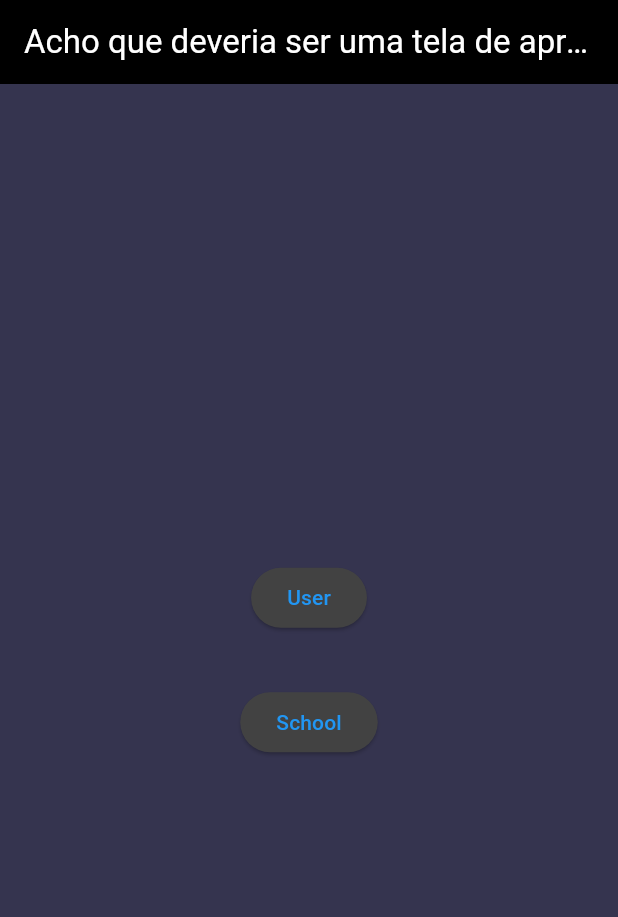
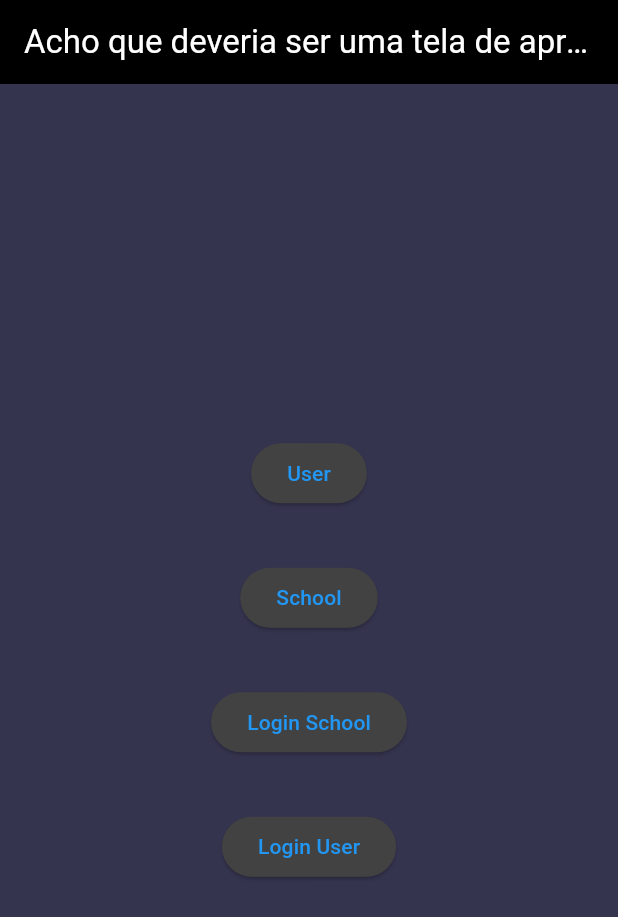
Before and after one commit to JacksonECO/tfg_school_front, a Flutter app: the screen it shows after launch, on a phone screen of 412 x 824 dp. Shown: the top 917 px of the screen. Run offline on Flutter 3.47's test engine with Material 2 defaults, Android fonts, the light colour scheme and no system bars; our stand-ins replace dio, flutter_mobx, flutter_modular, google_fonts, image_picker, mobx; missing offline and left inert: dson_adapter, validatorless; generated files the repository leaves out were written again.

Commit message:
Design da tela de login

```diff
--- a/lib/src/components/custom_page.dart
+++ b/lib/src/components/custom_page.dart
@@ -19,7 +19,7 @@ class CustomPage extends StatelessWidget {
   @override
   Widget build(BuildContext context) {
     return Scaffold(
-      appBar: HeaderWidget(),
+      appBar: appBar ?? HeaderWidget(),
       body: CustomScrollView(
         slivers: [
           if (body != null) ...[
--- a/lib/src/core/helpers/custom_exception.dart
+++ b/lib/src/core/helpers/custom_exception.dart
@@ -1,15 +1,16 @@
 import 'dart:developer';
 
 class CustomException implements Exception {
-  final String message;
+  late final String message;
   final Object? error;
   final StackTrace? stackTrace;
 
   CustomException({
-    this.message = 'Aconteceu um erro inesperado, tente novamente mais tarde!',
+    String? message,
     this.error,
     this.stackTrace,
   }) {
+    this.message = message ?? 'Aconteceu um erro inesperado, tente novamente mais tarde!';
     log('$runtimeType => $message', error: error, stackTrace: stackTrace);
   }
 
--- /dev/null
+++ b/lib/src/module/home/controller/login_controller.dart
@@ -0,0 +1,56 @@
+import 'package:flutter/material.dart';
+import 'package:flutter_modular/flutter_modular.dart';
+import 'package:tfg_front/src/components/modal_alert.dart';
+import 'package:tfg_front/src/core/helpers/custom_exception.dart';
+import 'package:tfg_front/src/module/home/home_module.dart';
+import 'package:tfg_front/src/module/school/school_module.dart';
+import 'package:tfg_front/src/module/user/user_module.dart';
+
+import 'package:tfg_front/src/service/login_service.dart';
+
+class LoginController {
+  final LoginService _service = Modular.get<LoginService>();
+
+  LoginController({
+    required this.isSchool,
+  });
+
+  final bool isSchool;
+
+  final form = GlobalKey<FormState>();
+  String email = '';
+  String password = '';
+
+  Future<void> login() async {
+    if (form.currentState!.validate()) {
+      try {
+        if (isSchool) {
+          await _service.loginSchool(email, password);
+        } else {
+          await _service.loginUser(email, password);
+        }
+        Modular.to.pushReplacementNamed(
+          isSchool ? SchoolModule.initialRoute : UserModule.initialRoute,
+        );
+      } on CustomException catch (e) {
+        ModalAlert.show('Login', e.message);
+      } catch (e) {
+        ModalAlert.show('Login', 'Erro ao fazer login, tente mais tarde.');
+      }
+    }
+  }
+
+  Future<void> register() async {
+    Modular.to.pushNamed(
+      isSchool ? SchoolModule.registerRoute : UserModule.registerRoute,
+    );
+  }
+
+  void switchTypeAccount() {
+    Modular.to.pushReplacementNamed(
+      isSchool ? HomeModule.loginUserRoute : HomeModule.loginSchoolRoute,
+    );
+  }
+
+  void forgotPassword() {}
+}
--- a/lib/src/module/home/home_module.dart
+++ b/lib/src/module/home/home_module.dart
@@ -1,8 +1,12 @@
 import 'package:flutter_modular/flutter_modular.dart';
+import 'package:tfg_front/src/module/home/controller/login_controller.dart';
 import 'package:tfg_front/src/module/home/page/home_page.dart';
+import 'package:tfg_front/src/module/home/page/login_page.dart';
 
 class HomeModule extends Module {
-  static String home = '/';
+  static const String initialRoute = '/';
+  static const String loginSchoolRoute = '/login-school';
+  static const String loginUserRoute = '/login-user';
 
   @override
   List<Bind> get binds => [];
@@ -10,6 +14,17 @@ class HomeModule extends Module {
   @override
   List<ModularRoute> get routes => [
         ChildRoute('/', child: (_, __) => const HomePage()),
-        // ModuleRoute('/', module: AppModuleDes()),
+        ChildRoute(
+          loginSchoolRoute,
+          child: (_, __) => LoginPage(
+            controller: LoginController(isSchool: true),
+          ),
+        ),
+        ChildRoute(
+          loginUserRoute,
+          child: (_, __) => LoginPage(
+            controller: LoginController(isSchool: false),
+          ),
+        ),
       ];
 }
--- a/lib/src/module/home/page/home_page.dart
+++ b/lib/src/module/home/page/home_page.dart
@@ -1,4 +1,5 @@
 import 'package:flutter/material.dart';
+import 'package:tfg_front/src/module/home/home_module.dart';
 import 'package:tfg_front/src/module/school/school_module.dart';
 import 'package:tfg_front/src/module/user/user_module.dart';
 
@@ -20,12 +21,22 @@ class HomePage extends StatelessWidget {
           children: [
             ElevatedButton(
               child: const Text('User'),
-              onPressed: () => Navigator.pushNamed(context, UserModule.home),
+              onPressed: () => Navigator.pushNamed(context, UserModule.initialRoute),
             ),
             const SizedBox(height: 35),
             ElevatedButton(
               child: const Text('School'),
-              onPressed: () => Navigator.pushNamed(context, SchoolModule.register),
+              onPressed: () => Navigator.pushNamed(context, SchoolModule.registerRoute),
+            ),
+            const SizedBox(height: 35),
+            ElevatedButton(
+              child: const Text('Login School'),
+              onPressed: () => Navigator.pushNamed(context, HomeModule.loginSchoolRoute),
+            ),
+            const SizedBox(height: 35),
+            ElevatedButton(
+              child: const Text('Login User'),
+              onPressed: () => Navigator.pushNamed(context, HomeModule.loginUserRoute),
             ),
           ],
         ),
--- a/lib/src/module/school/school_module.dart
+++ b/lib/src/module/school/school_module.dart
@@ -4,8 +4,8 @@ import 'package:tfg_front/src/module/school/page/register_page.dart';
 import 'package:tfg_front/src/module/school/service/login_service.dart';
 
 class SchoolModule extends Module {
-  static String home = '/school/';
-  static String register = '${home}register';
+  static const String initialRoute = '/school/';
+  static const String registerRoute = '${initialRoute}register';
 
   @override
   List<Bind> get binds => [
@@ -15,7 +15,7 @@ class SchoolModule extends Module {
   @override
   List<ModularRoute> get routes => [
         ChildRoute(
-          '/register',
+          registerRoute.split('/school').last,
           child: (_, __) => RegisterPage(
             controller: ProfileController(),
           ),
--- a/lib/src/module/user/user_module.dart
+++ b/lib/src/module/user/user_module.dart
@@ -3,7 +3,8 @@ import 'package:flutter_modular/flutter_modular.dart';
 import 'package:tfg_front/src/components/custom_page.dart';
 
 class UserModule extends Module {
-  static String home = '/user/';
+  static const String initialRoute = '/user/';
+  static const String registerRoute = '/user/';
 
   @override
   List<Bind> get binds => [];
@@ -13,7 +14,7 @@ class UserModule extends Module {
         // ModuleRoute('/', module: AppModuleDes()),
 
         ChildRoute(
-          '/',
+          initialRoute.split('/user').last,
           child: (_, __) => const CustomPage(body: [
             Text('User'),
           ]),
--- /dev/null
+++ b/lib/src/service/login_service.dart
@@ -0,0 +1,27 @@
+import 'package:flutter_modular/flutter_modular.dart';
+import 'package:tfg_front/src/core/helpers/custom_http.dart';
+import 'package:tfg_front/src/model/file_model.dart';
+import 'package:tfg_front/src/module/school/model/school_model.dart';
+
+class LoginService {
+  final _dio = Modular.get<CustomHttp>();
+
+  Future<void> loginSchool(String email, String password) async {
+    await _dio.post(
+      '/school/login',
+      data: {'email': email, 'password': password},
+    );
+  }
+
+  Future<void> registerSchool(SchoolModel school, FileModel? image) async {
+    await _dio.post(
+      '/school/register',
+      data: {
+        ...school.toMap(),
+        if (image != null) 'newLogo': image.toMap(),
+      },
+    );
+  }
+
+  loginUser(String email, String password) {}
+}
```
Also changed, not shown: lib/src/components/login_widget.dart (added, +151 -0 lines), lib/src/core/helpers/custom_http_dio.dart (+4 -4 lines), lib/src/module/home/page/login_page.dart (added, +19 -0 lines), lib/src/module/home/widget/login_widget.dart (added, +151 -0 lines), lib/src/module/web_module.dart (+4 -3 lines).
